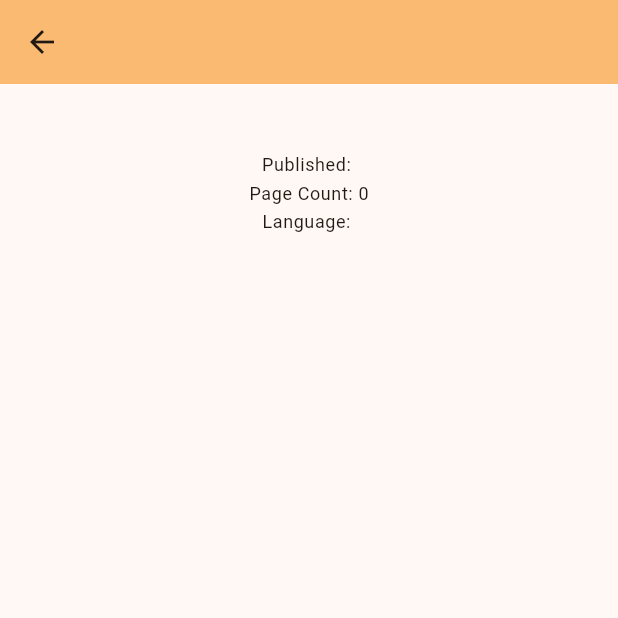
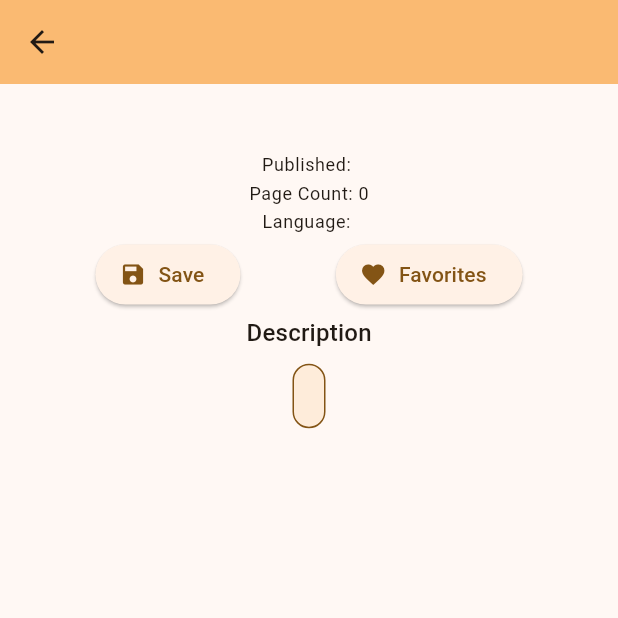
Before and after one commit to shahzaib0779/book_tracker, a Flutter app: the BooksDetails screen opened directly with empty values, on a phone screen of 412 x 824 dp, the top half of it. Run offline on Flutter 3.47's test engine with Material 3 defaults, Android fonts, the phone set to English and light mode, and no system bars.

Commit message:
Enhance book details screen with save and favorites buttons, and add description section

```diff
--- a/lib/components/grid_view_widget.dart
+++ b/lib/components/grid_view_widget.dart
@@ -38,7 +38,7 @@ class GridViewWidget extends StatelessWidget {
                   right: 10,
                   bottom: 10
                 ),
-                child: Image.network(book.imageLinks['thumbnail']?? '',fit:BoxFit.contain,height: 180,),
+                child: Image.network(book.imageLinks['thumbnail']?? '',fit:BoxFit.contain,scale: 1.2,),
               ),
               Padding(
                 padding: const EdgeInsets.all(15.0),
--- a/lib/pages/books_details.dart
+++ b/lib/pages/books_details.dart
@@ -42,10 +42,31 @@ class _BooksDetailsState extends State<BooksDetails> {
               Text("Page Count: ${bookData.bookItem.pageCount}",style: theme.textTheme.bodySmall,),
               Text("Language: ${bookData.bookItem.language}",style: theme.textTheme.bodySmall,),
               Row(
+                mainAxisAlignment: MainAxisAlignment.spaceEvenly,
                 children: [
+                  ElevatedButton.icon(onPressed:() {
 
+                  }, label: Text("Save"),
+                  icon: Icon(Icons.save),),
+
+                  ElevatedButton.icon(onPressed:() {
+
+                  }, label: Text('Favorites'),
+                  icon: Icon(Icons.favorite),)
                 ],
-              )
+              ),
+
+              SizedBox(height:21.5,child: Text("Description",style: theme.textTheme.titleMedium,)),
+              Container(
+                margin: EdgeInsets.all(8),
+                padding: EdgeInsets.all(10),
+                decoration: BoxDecoration(
+                  border: Border.all(color: Theme.of(context).colorScheme.primary),
+                  // ignore: deprecated_member_use
+                  color: theme.colorScheme.inversePrimary.withOpacity(0.2),
+                  borderRadius: BorderRadius.all(Radius.circular(16))
+                ),
+                child: Text(bookData.bookItem.description,style:theme.textTheme.bodyMedium,)),
 
             ],
 
```
